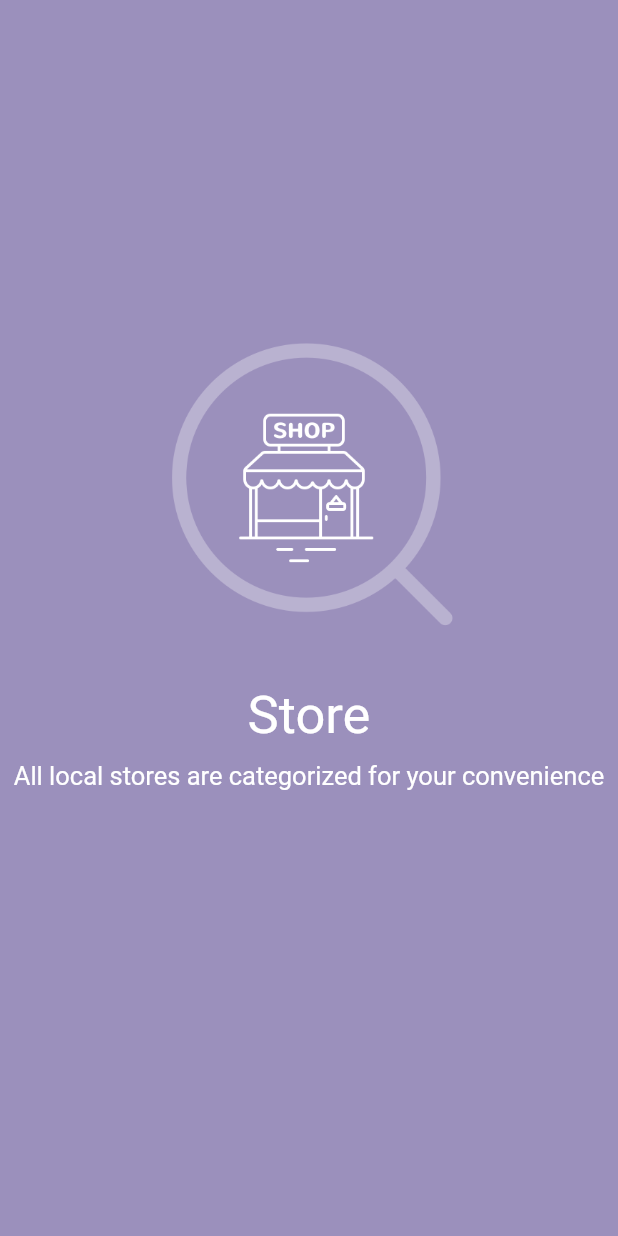
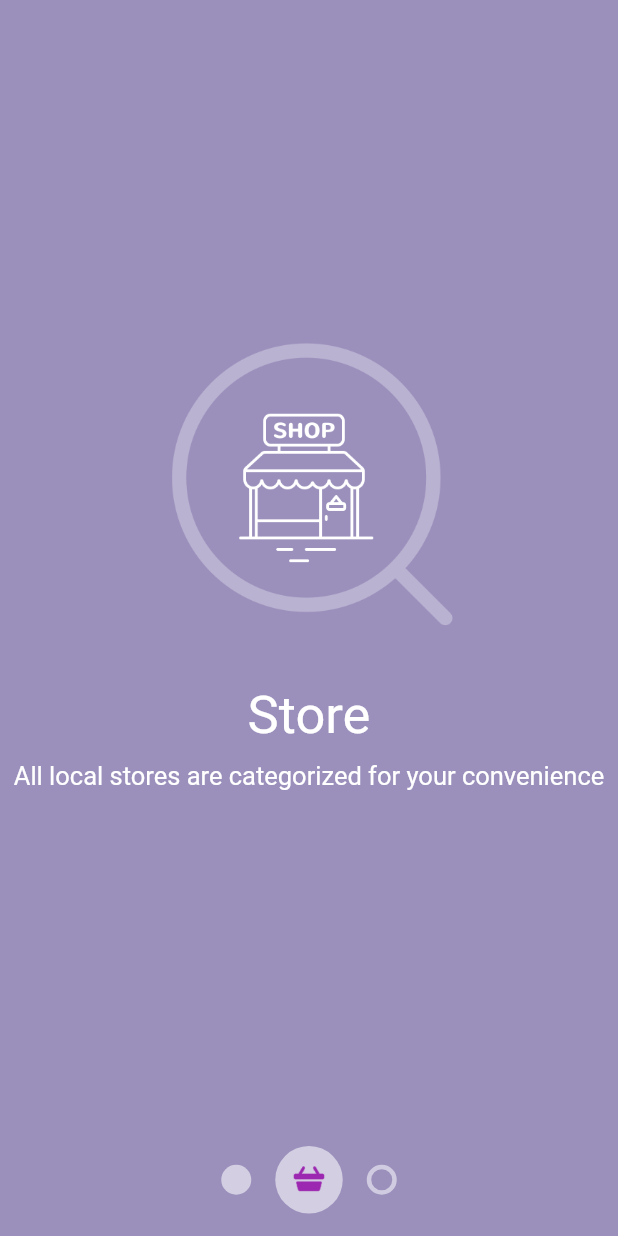
Before and after one commit to 28JayG/material_page_reveal, a Flutter app: the screen it shows after launch, on a phone screen of 412 x 824 dp. Run offline on Flutter 3.47's test engine with Material 2 defaults, Android fonts, the phone set to English and light mode, and no system bars.

Commit message:
*Creates PageIndicatorViewModel and PageBubbleViewModel

```diff
--- a/lib/main.dart
+++ b/lib/main.dart
@@ -1,5 +1,6 @@
 import 'package:flutter/material.dart';
 import 'package:material_page_reveal/model/page_view_model.dart';
+import 'package:material_page_reveal/page_indicator.dart';
 import 'package:material_page_reveal/pages.dart';
 import 'package:material_page_reveal/widget/page_reveal.dart';
 
@@ -37,7 +38,7 @@ class _HomePageState extends State<HomePage> {
               pageViewModel: viewModel[2],
             ),
           ),
-
+PageIndicator(),
         ],
       ),
     );
--- /dev/null
+++ b/lib/model/page_indicator_view_model.dart
@@ -0,0 +1,35 @@
+import 'package:flutter/material.dart';
+import 'package:material_page_reveal/model/page_view_model.dart';
+
+class PageBubbleViewModel {
+  final String iconURI;
+  final bool isHollow;
+  final double activePercent;
+  final Color color;
+
+  PageBubbleViewModel({
+    this.iconURI,
+    this.isHollow,
+    this.activePercent,
+    this.color,
+  });
+}
+
+enum SlideDirection {
+  leftToRight,
+  rightToLeft,
+}
+
+class PageIndicatorViewModel {
+  final List<PageViewModel> pages;
+  final int activeIndex;
+  final double slidePercent;
+  final SlideDirection slideDirection;
+
+  PageIndicatorViewModel({
+    this.pages,
+    this.activeIndex,
+    this.slidePercent,
+    this.slideDirection,
+  });
+}
--- a/lib/page_indicator.dart
+++ b/lib/page_indicator.dart
@@ -1,6 +1,14 @@
+import 'dart:ui';
+
 import 'package:flutter/material.dart';
+import 'package:material_page_reveal/model/page_indicator_view_model.dart';
+
 
 class PageIndicator extends StatelessWidget {
+  final PageIndicatorViewModel pageIndicatorViewModel;
+
+  const PageIndicator({Key key, this.pageIndicatorViewModel}) : super(key: key);
+
   @override
   Widget build(BuildContext context) {
     return Column(
@@ -13,47 +21,69 @@ class PageIndicator extends StatelessWidget {
           child: Row(
             mainAxisAlignment: MainAxisAlignment.center,
             children: <Widget>[
-              Padding(
-                padding: const EdgeInsets.symmetric(horizontal: 8.0),
-                child: Container(
-                  width: 20.0,
-                  height: 20.0,
-                  decoration: BoxDecoration(
-                    color: Colors.white,
-                    shape: BoxShape.circle,
-                  ),
+              PageBubble(
+                pageBubbleViewModel: PageBubbleViewModel(
+                  color: Colors.purple,
+                  iconURI: 'assets/shopping_cart.png',
+                  isHollow: false,
+                  activePercent: 0.0,
                 ),
               ),
-              Padding(
-                padding: const EdgeInsets.symmetric(horizontal: 8.0),
-                child: Container(
-                  width: 50.0,
-                  height: 50.0,
-                  decoration: BoxDecoration(
-                    color: Colors.white,
-                    shape: BoxShape.circle,
-                  ),
-                  child: Image.asset('assets/shopping_cart.png'),
+              PageBubble(
+                pageBubbleViewModel: PageBubbleViewModel(
+                  color: Colors.purple,
+                  iconURI: 'assets/shopping_cart.png',
+                  isHollow: false,
+                  activePercent: 1.0,
                 ),
               ),
-              Padding(
-                padding: const EdgeInsets.symmetric(horizontal: 8.0),
-                child: Container(
-                  width: 20.0,
-                  height: 20.0,
-                  decoration: BoxDecoration(
-                    border: Border.all(
-                      color: Colors.white,
-                      width: 3.0,
-                    ),
-                    shape: BoxShape.circle,
-                  ),
+              PageBubble(
+                pageBubbleViewModel: PageBubbleViewModel(
+                  color: Colors.purple,
+                  iconURI: 'assets/shopping_cart.png',
+                  isHollow: true,
+                  activePercent: 0.0,
                 ),
               ),
             ],
           ),
-        )
+        ),
       ],
     );
   }
 }
+
+class PageBubble extends StatelessWidget {
+  final PageBubbleViewModel pageBubbleViewModel;
+
+  const PageBubble({Key key, this.pageBubbleViewModel}) : super(key: key);
+
+  @override
+  Widget build(BuildContext context) {
+    return Padding(
+      padding: const EdgeInsets.symmetric(horizontal: 8.0),
+      child: Container(
+        width: lerpDouble(20.0, 45.0, pageBubbleViewModel.activePercent),
+        height: lerpDouble(20.0, 45.0, pageBubbleViewModel.activePercent),
+        decoration: BoxDecoration(
+            color: pageBubbleViewModel.isHollow
+                ? Colors.transparent
+                : Color(0x88FFFFFFF),
+            shape: BoxShape.circle,
+            border: Border.all(
+              color: pageBubbleViewModel.isHollow
+                  ? Color(0x88FFFFFF)
+                  : Colors.transparent,
+              width: 3.0,
+            )),
+        child: Opacity(
+          opacity: pageBubbleViewModel.activePercent,
+          child: Image.asset(
+            pageBubbleViewModel.iconURI,
+            color: pageBubbleViewModel.color,
+          ),
+        ),
+      ),
+    );
+  }
+}
```
